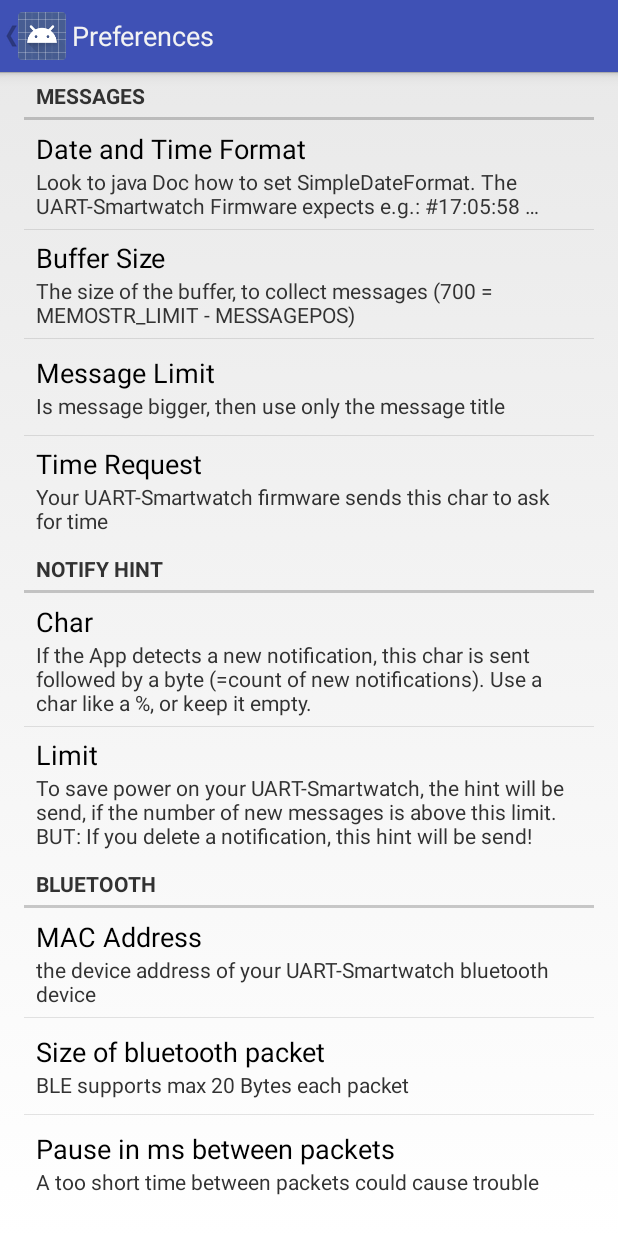
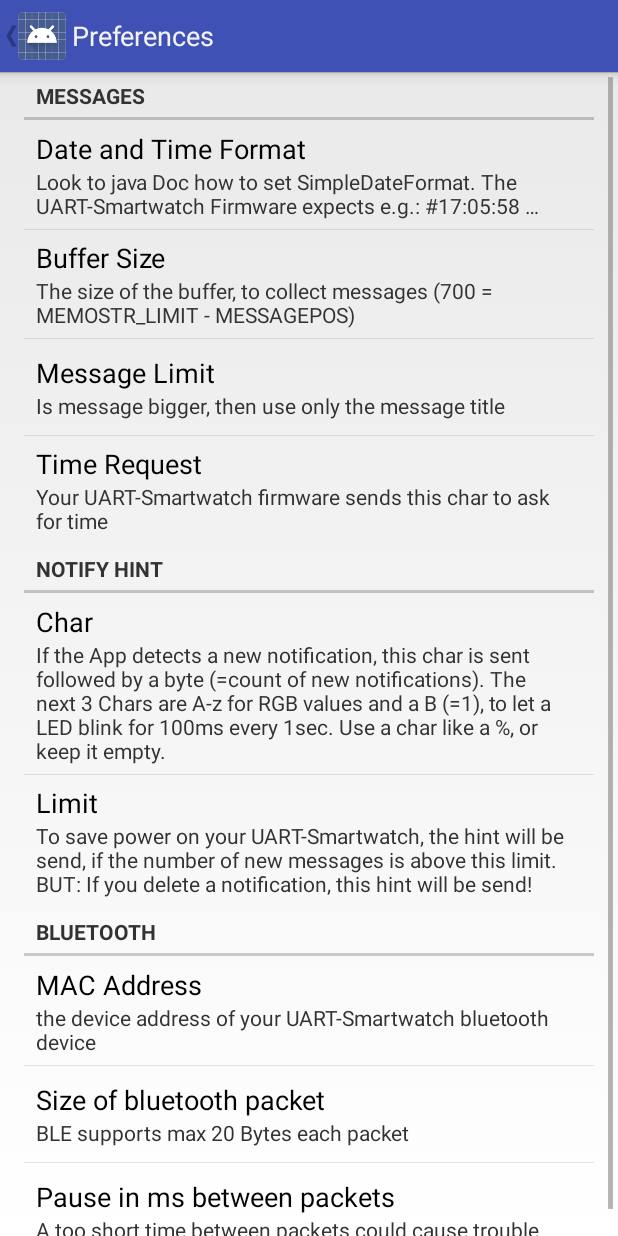
Before and after one commit to no-go/UART-Smartwatch, an Android app: the screen it shows after launch (PreferencesActivity), in the options menu, after a tap on "Preferences", on a phone screen of 412 x 824 dp. Run offline under Robolectric (Android 15) with nearby library versions, the light colour scheme and no system bars; 2 statements that could not run were skipped.

Commit message:
send %nr,A..z,A..z,A..z,A..I for number of new unread messages, RGB Notify LED as chars from A-Z and a-z for each color, and a B=1for ex. blink only 100ms every 1 sec (see code in feather_test2 branch)

```diff
--- a/UART-Smartwatch_App/app/build.gradle
+++ b/UART-Smartwatch_App/app/build.gradle
@@ -7,8 +7,8 @@ android {
         applicationId "click.dummer.UartSmartwatch"
         minSdkVersion 19
         targetSdkVersion 22
-        versionCode 11
-        versionName "1.1"
+        versionCode 12
+        versionName "1.2"
     }
 
 
--- a/UART-Smartwatch_App/app/src/main/res/values/strings.xml
+++ b/UART-Smartwatch_App/app/src/main/res/values/strings.xml
@@ -33,8 +33,9 @@
 
     <string name="notifyHint">Char</string>
     <string name="notifyHint_summary">If the App detects a new notification, this char is sent
-        followed by a byte (=count of new notifications). Use a char like a %, or
-        keep it empty.</string>
+        followed by a byte (=count of new notifications). The next 3 Chars are A-z for RGB values
+        and a B (=1), to let a LED blink for 100ms every 1sec.
+        Use a char like a %, or keep it empty.</string>
 
     <string name="notifyHintLimit">Limit</string>
     <string name="notifyHintLimit_summary">To save power on your UART-Smartwatch,
```
Also changed, not shown: UART-Smartwatch_App/app/src/main/java/click/dummer/UartSmartwatch/MainActivity.java (+15 -1 lines), UART-Smartwatch_App/app/src/main/java/click/dummer/UartSmartwatch/NotificationService.java (+13 -0 lines), 2 other files.
